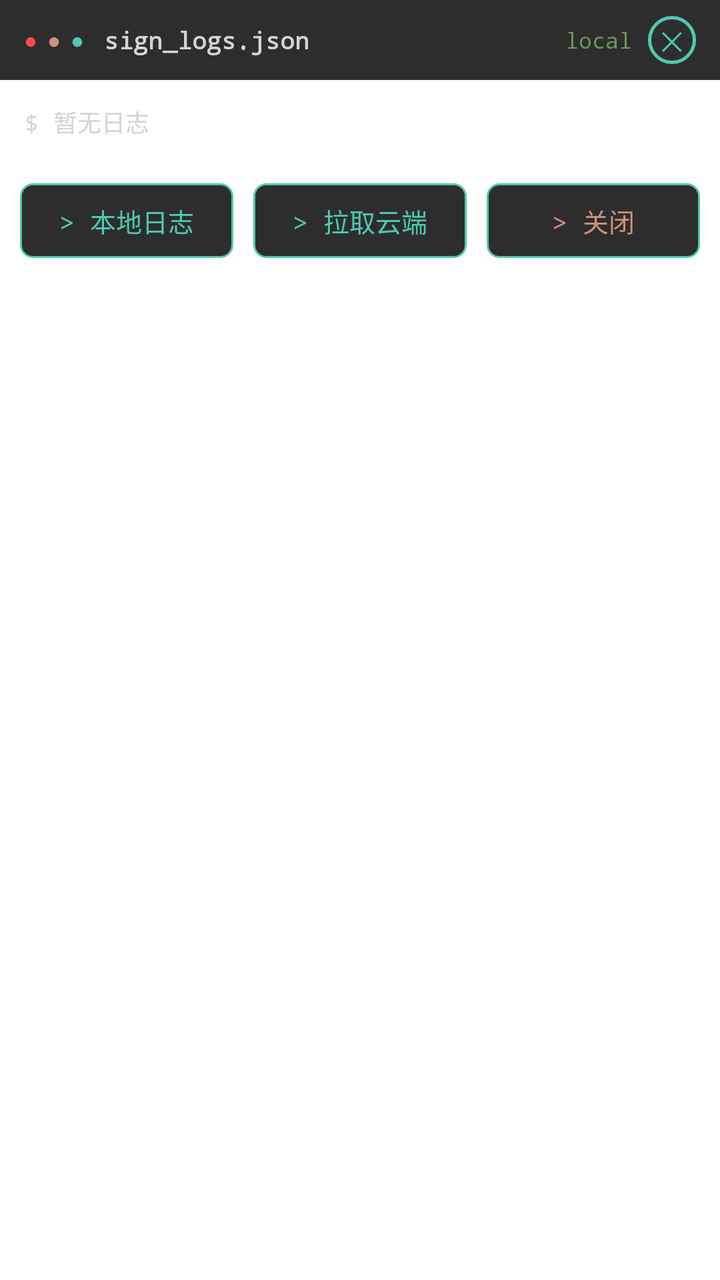
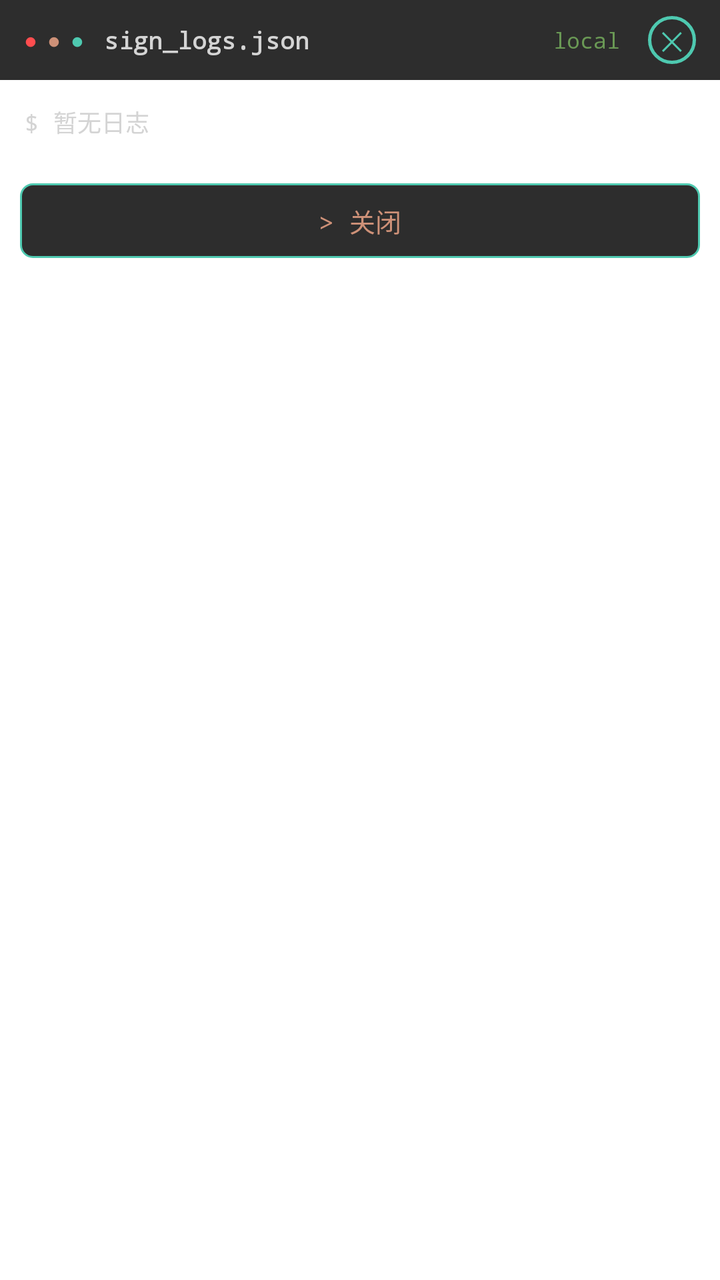

An Android layout rendered at two revisions. The XML below is the earlier revision; the diff shows what the commit changed to produce the second picture.
<!-- AndroidManifest.xml: application theme Theme.SignApp -->
<!-- res/layout/dialog_logs.xml -->
<?xml version="1.0" encoding="utf-8"?>
<LinearLayout xmlns:android="http://schemas.android.com/apk/res/android"
    android:layout_width="match_parent"
    android:layout_height="wrap_content"
    android:orientation="vertical">

    
    <LinearLayout
        android:layout_width="match_parent"
        android:layout_height="wrap_content"
        android:orientation="horizontal"
        android:gravity="center_vertical"
        android:background="#2D2D2D"
        android:paddingLeft="12dp"
        android:paddingRight="12dp"
        android:paddingTop="8dp"
        android:paddingBottom="8dp">

        <TextView
            android:layout_width="wrap_content"
            android:layout_height="wrap_content"
            android:text="●"
            android:textColor="@color/error_red"
            android:textSize="11sp" />

        <TextView
            android:layout_width="wrap_content"
            android:layout_height="wrap_content"
            android:layout_marginStart="5dp"
            android:text="●"
            android:textColor="@color/terminal_orange"
            android:textSize="11sp" />

        <TextView
            android:layout_width="wrap_content"
            android:layout_height="wrap_content"
            android:layout_marginStart="5dp"
            android:text="●"
            android:textColor="@color/terminal_green"
            android:textSize="11sp" />

        <TextView
            android:layout_width="wrap_content"
            android:layout_height="wrap_content"
            android:layout_marginStart="10dp"
            android:text="sign_logs.json"
            android:textColor="#D4D4D4"
            android:textSize="12sp"
            android:fontFamily="monospace"
            android:textStyle="bold" />

        
        <View
            android:layout_width="0dp"
            android:layout_height="1dp"
            android:layout_weight="1" />

        <TextView
            android:id="@+id/tvLogsMode"
            android:layout_width="wrap_content"
            android:layout_height="wrap_content"
            android:layout_marginEnd="8dp"
            android:text="local"
            android:textColor="#6A9955"
            android:textSize="11sp"
            android:fontFamily="monospace" />

        
        <TextView
            android:id="@+id/btnLogsCloseX"
            android:layout_width="24dp"
            android:layout_height="24dp"
            android:background="@drawable/bg_close_circle"
            android:gravity="center"
            android:text="✕"
            android:textColor="#4EC9B0"
            android:textSize="13sp"
            android:contentDescription="关闭" />
    </LinearLayout>

    
    <ScrollView
        android:layout_width="match_parent"
        android:layout_height="wrap_content"
        android:maxHeight="220dp">

        <TextView
            android:id="@+id/tvLogsContent"
            android:layout_width="match_parent"
            android:layout_height="wrap_content"
            android:padding="12dp"
            android:text="$ 暂无日志"
            android:textColor="@color/terminal_white"
            android:textSize="12sp"
            android:fontFamily="monospace"
            android:lineSpacingExtra="4dp" />
    </ScrollView>

    
    <LinearLayout
        android:layout_width="match_parent"
        android:layout_height="wrap_content"
        android:orientation="horizontal"
        android:padding="10dp">

        <TextView
            android:id="@+id/btnLogsLocal"
            android:layout_width="0dp"
            android:layout_height="wrap_content"
            android:layout_weight="1"
            android:background="@drawable/bg_terminal_btn"
            android:gravity="center"
            android:padding="9dp"
            android:text="> 本地日志"
            android:textColor="@color/terminal_green"
            android:textSize="13sp"
            android:fontFamily="monospace" />

        <TextView
            android:id="@+id/btnLogsCloud"
            android:layout_width="0dp"
            android:layout_height="wrap_content"
            android:layout_weight="1"
            android:layout_marginStart="10dp"
            android:background="@drawable/bg_terminal_btn"
            android:gravity="center"
            android:padding="9dp"
            android:text="> 拉取云端"
            android:textColor="@color/terminal_green"
            android:textSize="13sp"
            android:fontFamily="monospace" />

        <TextView
            android:id="@+id/btnLogsClose"
            android:layout_width="0dp"
            android:layout_height="wrap_content"
            android:layout_weight="1"
            android:layout_marginStart="10dp"
            android:background="@drawable/bg_terminal_btn"
            android:gravity="center"
            android:padding="9dp"
            android:text="> 关闭"
            android:textColor="@color/terminal_orange"
            android:textSize="13sp"
            android:fontFamily="monospace" />
    </LinearLayout>
</LinearLayout>
<!-- resources referenced by this layout -->
<resources>
  <color name="error_red">#FF4D4F</color>
  <color name="terminal_green">#4EC9B0</color>
  <color name="terminal_orange">#CE9178</color>
  <color name="terminal_white">#D4D4D4</color>
  <!-- drawable bg_close_circle (drawable) -->
  <?xml version="1.0" encoding="utf-8"?>
  <shape xmlns:android="http://schemas.android.com/apk/res/android"
      android:shape="oval">
      <solid android:color="#00000000" />
      <stroke
          android:width="1.5dp"
          android:color="#4EC9B0" />
  </shape>
  <!-- drawable bg_terminal_btn (drawable) -->
  <?xml version="1.0" encoding="utf-8"?>
  <shape xmlns:android="http://schemas.android.com/apk/res/android"
      android:shape="rectangle">
      <solid android:color="#2D2D2D" />
      <corners android:radius="6dp" />
      <stroke
          android:width="1dp"
          android:color="#4EC9B0" />
  </shape>
  <style name="Theme.SignApp" parent="Theme.MaterialComponents.DayNight.NoActionBar">
          <item name="colorPrimary">@color/primary</item>
          <item name="colorPrimaryVariant">@color/primary_dark</item>
          <item name="colorOnPrimary">@color/white</item>
          <item name="android:statusBarColor">@color/gradient_start</item>
          <item name="android:windowBackground">@color/white</item>
      </style>
  <color name="primary">#1677FF</color>
  <color name="primary_dark">#0E5FCC</color>
  <color name="white">#FFFFFF</color>
  <color name="gradient_start">#3B8BFF</color>
</resources>

<!-- the commit's change to res/layout/dialog_logs.xml (unified diff, before → after) -->
@@ -60,10 +60,16 @@
             android:layout_width="wrap_content"
             android:layout_height="wrap_content"
             android:layout_marginEnd="8dp"
+            android:background="?attr/selectableItemBackgroundBorderless"
+            android:paddingLeft="6dp"
+            android:paddingRight="6dp"
+            android:paddingTop="2dp"
+            android:paddingBottom="2dp"
             android:text="local"
             android:textColor="#6A9955"
             android:textSize="11sp"
-            android:fontFamily="monospace" />
+            android:fontFamily="monospace"
+            android:contentDescription="点击切换本地/云端日志" />
 
         
         <TextView
@@ -82,7 +88,7 @@
     <ScrollView
         android:layout_width="match_parent"
         android:layout_height="wrap_content"
-        android:maxHeight="220dp">
+        android:maxHeight="180dp">
 
         <TextView
             android:id="@+id/tvLogsContent"
@@ -104,38 +110,10 @@
         android:padding="10dp">
 
         <TextView
-            android:id="@+id/btnLogsLocal"
-            android:layout_width="0dp"
-            android:layout_height="wrap_content"
-            android:layout_weight="1"
-            android:background="@drawable/bg_terminal_btn"
-            android:gravity="center"
-            android:padding="9dp"
-            android:text="> 本地日志"
-            android:textColor="@color/terminal_green"
-            android:textSize="13sp"
-            android:fontFamily="monospace" />
-
-        <TextView
-            android:id="@+id/btnLogsCloud"
-            android:layout_width="0dp"
-            android:layout_height="wrap_content"
-            android:layout_weight="1"
-            android:layout_marginStart="10dp"
-            android:background="@drawable/bg_terminal_btn"
-            android:gravity="center"
-            android:padding="9dp"
-            android:text="> 拉取云端"
-            android:textColor="@color/terminal_green"
-            android:textSize="13sp"
-            android:fontFamily="monospace" />
-
-        <TextView
             android:id="@+id/btnLogsClose"
             android:layout_width="0dp"
             android:layout_height="wrap_content"
             android:layout_weight="1"
-            android:layout_marginStart="10dp"
             android:background="@drawable/bg_terminal_btn"
             android:gravity="center"
             android:padding="9dp"
